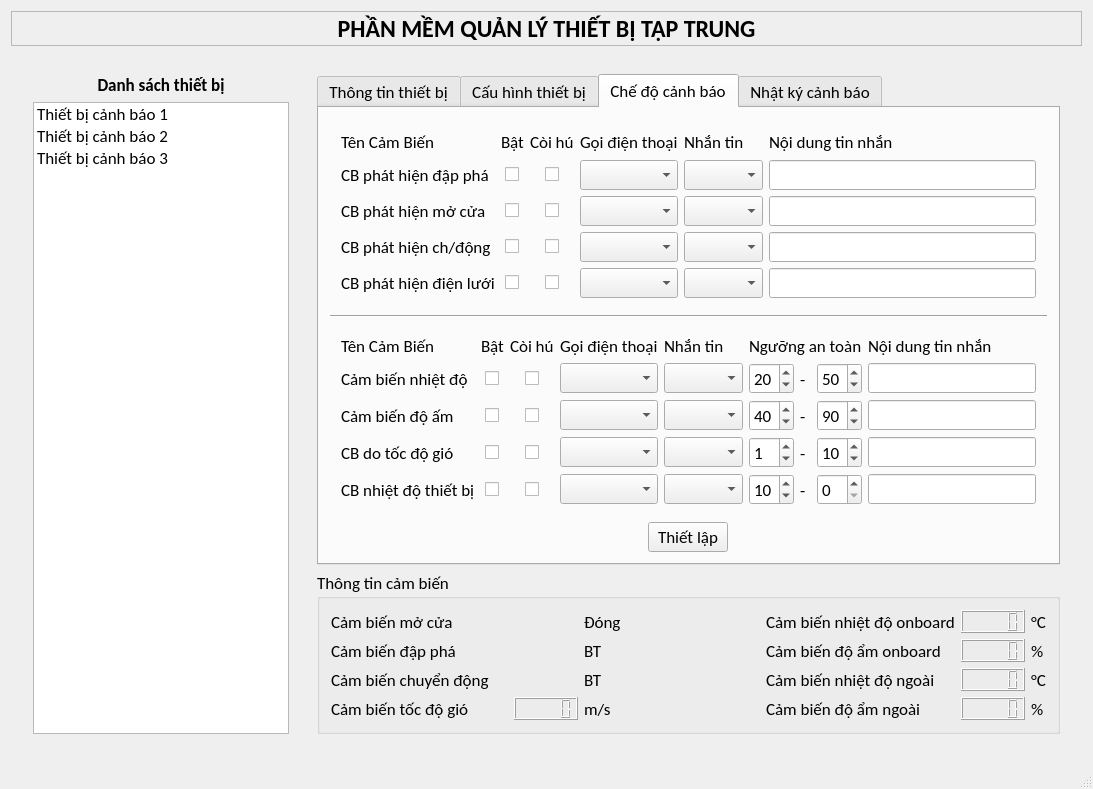
First picture: the form in mainwindow.ui, repository beanredarmy/atm_server, before the edit.
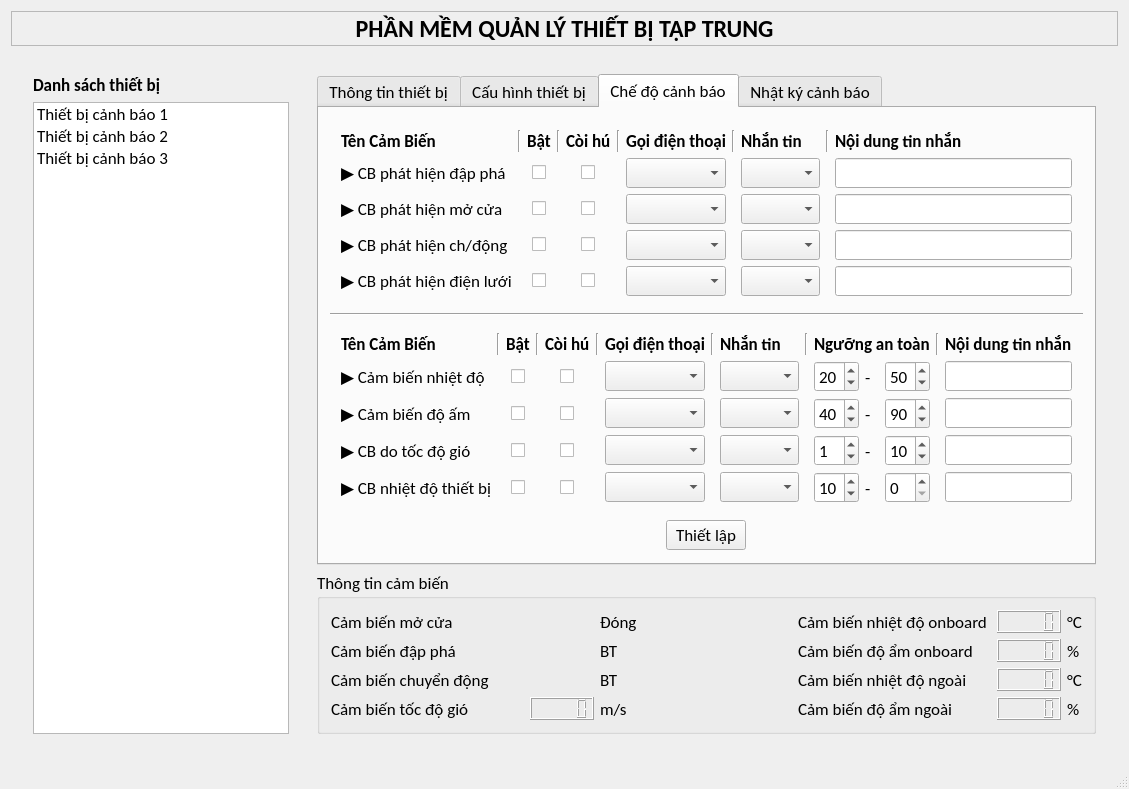
Second picture: the form after the edit. Icons and pictures are not drawn.

Commit message: continue  design UI

Patch:
```diff
--- a/mainwindow.ui
+++ b/mainwindow.ui
@@ -6,8 +6,8 @@
    <rect>
     <x>0</x>
     <y>0</y>
-    <width>1093</width>
-    <height>687</height>
+    <width>1127</width>
+    <height>746</height>
    </rect>
   </property>
   <property name="windowTitle">
@@ -45,9 +45,6 @@
             <property name="text">
              <string>Danh sách thiết bị</string>
             </property>
-            <property name="alignment">
-             <set>Qt::AlignCenter</set>
-            </property>
            </widget>
           </item>
           <item>
@@ -151,12 +148,18 @@
                  <item row="2" column="0">
                   <widget class="QLabel" name="label_21">
                    <property name="text">
-                    <string>CB phát hiện mở cửa</string>
+                    <string>▶ CB phát hiện mở cửa</string>
                    </property>
                   </widget>
                  </item>
                  <item row="0" column="0">
                   <widget class="QLabel" name="label_19">
+                   <property name="font">
+                    <font>
+                     <weight>75</weight>
+                     <bold>true</bold>
+                    </font>
+                   </property>
                    <property name="text">
                     <string>Tên Cảm Biến</string>
                    </property>
@@ -165,40 +168,71 @@
                  <item row="4" column="0">
                   <widget class="QLabel" name="label_23">
                    <property name="text">
-                    <string>CB phát hiện điện lưới</string>
+                    <string>▶ CB phát hiện điện lưới</string>
                    </property>
                   </widget>
                  </item>
                  <item row="3" column="0">
                   <widget class="QLabel" name="label_22">
                    <property name="text">
-                    <string>CB phát hiện ch/động</string>
+                    <string>▶ CB phát hiện ch/động</string>
                    </property>
                   </widget>
                  </item>
-                 <item row="0" column="1">
+                 <item row="0" column="2">
                   <widget class="QLabel" name="label_24">
+                   <property name="font">
+                    <font>
+                     <weight>75</weight>
+                     <bold>true</bold>
+                    </font>
+                   </property>
                    <property name="text">
                     <string>Bật</string>
                    </property>
                   </widget>
                  </item>
-                 <item row="0" column="2">
+                 <item row="0" column="4">
                   <widget class="QLabel" name="label_25">
+                   <property name="font">
+                    <font>
+                     <weight>75</weight>
+                     <bold>true</bold>
+                    </font>
+                   </property>
                    <property name="text">
                     <string>Còi hú</string>
                    </property>
                   </widget>
                  </item>
-                 <item row="0" column="4">
+                 <item row="0" column="1">
+                  <widget class="Line" name="line_2">
+                   <property name="orientation">
+                    <enum>Qt::Vertical</enum>
+                   </property>
+                  </widget>
+                 </item>
+                 <item row="0" column="8">
                   <widget class="QLabel" name="label_27">
+                   <property name="font">
+                    <font>
+                     <weight>75</weight>
+                     <bold>true</bold>
+                    </font>
+                   </property>
                    <property name="text">
                     <string>Nhắn tin</string>
                    </property>
                   </widget>
                  </item>
-                 <item row="0" column="3">
+                 <item row="0" column="6">
                   <widget class="QLabel" name="label_26">
+                   <property name="font">
+                    <font>
+                     <weight>75</weight>
+                     <bold>true</bold>
+                    </font>
+                   </property>
                    <property name="text">
                     <string>Gọi điện thoại</string>
                    </property>
@@ -207,109 +241,143 @@
                  <item row="1" column="0">
                   <widget class="QLabel" name="label_20">
                    <property name="text">
-                    <string>CB phát hiện đập phá</string>
+                    <string>▶ CB phát hiện đập phá</string>
                    </property>
                   </widget>
                  </item>
-                 <item row="0" column="5">
+                 <item row="0" column="10">
                   <widget class="QLabel" name="label_28">
+                   <property name="font">
+                    <font>
+                     <weight>75</weight>
+                     <bold>true</bold>
+                    </font>
+                   </property>
                    <property name="text">
                     <string>Nội dung tin nhắn</string>
                    </property>
                   </widget>
                  </item>
-                 <item row="1" column="1" alignment="Qt::AlignHCenter">
+                 <item row="1" column="2" alignment="Qt::AlignHCenter">
                   <widget class="QCheckBox" name="checkBox">
                    <property name="text">
                     <string/>
                    </property>
                   </widget>
                  </item>
-                 <item row="2" column="1" alignment="Qt::AlignHCenter">
+                 <item row="4" column="2" alignment="Qt::AlignHCenter">
+                  <widget class="QCheckBox" name="checkBox_4">
+                   <property name="text">
+                    <string/>
+                   </property>
+                  </widget>
+                 </item>
+                 <item row="2" column="2" alignment="Qt::AlignHCenter">
                   <widget class="QCheckBox" name="checkBox_2">
                    <property name="text">
                     <string/>
                    </property>
                   </widget>
                  </item>
-                 <item row="3" column="1" alignment="Qt::AlignHCenter">
+                 <item row="3" column="2" alignment="Qt::AlignHCenter">
                   <widget class="QCheckBox" name="checkBox_3">
                    <property name="text">
                     <string/>
                    </property>
                   </widget>
                  </item>
-                 <item row="4" column="1" alignment="Qt::AlignHCenter">
-                  <widget class="QCheckBox" name="checkBox_4">
-                   <property name="text">
-                    <string/>
-                   </property>
-                  </widget>
-                 </item>
-                 <item row="1" column="2" alignment="Qt::AlignHCenter">
-                  <widget class="QCheckBox" name="checkBox_5">
-                   <property name="text">
-                    <string/>
-                   </property>
-                  </widget>
-                 </item>
-                 <item row="2" column="2" alignment="Qt::AlignHCenter">
+                 <item row="2" column="4" alignment="Qt::AlignHCenter">
                   <widget class="QCheckBox" name="checkBox_6">
                    <property name="text">
                     <string/>
                    </property>
                   </widget>
                  </item>
-                 <item row="3" column="2" alignment="Qt::AlignHCenter">
+                 <item row="1" column="4" alignment="Qt::AlignHCenter">
+                  <widget class="QCheckBox" name="checkBox_5">
+                   <property name="text">
+                    <string/>
+                   </property>
+                  </widget>
+                 </item>
+                 <item row="3" column="4" alignment="Qt::AlignHCenter">
                   <widget class="QCheckBox" name="checkBox_7">
                    <property name="text">
                     <string/>
                    </property>
                   </widget>
                  </item>
-                 <item row="4" column="2" alignment="Qt::AlignHCenter">
-                  <widget class="QCheckBox" name="checkBox_8">
-                   <property name="text">
-                    <string/>
-                   </property>
-                  </widget>
-                 </item>
-                 <item row="1" column="3">
+                 <item row="1" column="6">
                   <widget class="QComboBox" name="comboBox"/>
                  </item>
-                 <item row="2" column="3">
+                 <item row="2" column="6">
                   <widget class="QComboBox" name="comboBox_2"/>
                  </item>
-                 <item row="3" column="3">
+                 <item row="4" column="4" alignment="Qt::AlignHCenter">
+                  <widget class="QCheckBox" name="checkBox_8">
+                   <property name="text">
+                    <string/>
+                   </property>
+                  </widget>
+                 </item>
+                 <item row="3" column="6">
                   <widget class="QComboBox" name="comboBox_3"/>
                  </item>
-                 <item row="4" column="3">
+                 <item row="4" column="6">
                   <widget class="QComboBox" name="comboBox_4"/>
                  </item>
-                 <item row="1" column="4">
+                 <item row="1" column="8">
                   <widget class="QComboBox" name="comboBox_13"/>
                  </item>
-                 <item row="2" column="4">
+                 <item row="2" column="8">
                   <widget class="QComboBox" name="comboBox_14"/>
                  </item>
-                 <item row="3" column="4">
+                 <item row="3" column="8">
                   <widget class="QComboBox" name="comboBox_15"/>
                  </item>
-                 <item row="4" column="4">
+                 <item row="4" column="8">
                   <widget class="QComboBox" name="comboBox_16"/>
                  </item>
-                 <item row="1" column="5">
+                 <item row="1" column="10">
                   <widget class="QLineEdit" name="lineEdit"/>
                  </item>
-                 <item row="2" column="5">
+                 <item row="2" column="10">
                   <widget class="QLineEdit" name="lineEdit_2"/>
                  </item>
-                 <item row="3" column="5">
+                 <item row="3" column="10">
                   <widget class="QLineEdit" name="lineEdit_3"/>
                  </item>
-                 <item row="4" column="5">
+                 <item row="4" column="10">
                   <widget class="QLineEdit" name="lineEdit_4"/>
                  </item>
+                 <item row="0" column="3">
+                  <widget class="Line" name="line_3">
+                   <property name="orientation">
+                    <enum>Qt::Vertical</enum>
+                   </property>
+                  </widget>
+                 </item>
+                 <item row="0" column="5">
+                  <widget class="Line" name="line_4">
+                   <property name="orientation">
+                    <enum>Qt::Vertical</enum>
+                   </property>
+                  </widget>
+                 </item>
+                 <item row="0" column="7">
+                  <widget class="Line" name="line_5">
+                   <property name="orientation">
+                    <enum>Qt::Vertical</enum>
+                   </property>
+                  </widget>
+                 </item>
+                 <item row="0" column="9">
+                  <widget class="Line" name="line_6">
+                   <property name="orientation">
+                    <enum>Qt::Vertical</enum>
+                   </property>
+                  </widget>
+                 </item>
                 </layout>
                </widget>
               </item>
@@ -323,49 +391,105 @@
               <item>
                <widget class="QWidget" name="widget_2" native="true">
                 <layout class="QGridLayout" name="gridLayout_4">
-                 <item row="4" column="3">
+                 <item row="0" column="10">
+                  <widget class="QLabel" name="label_35">
+                   <property name="font">
+                    <font>
+                     <weight>75</weight>
+                     <bold>true</bold>
+                    </font>
+                   </property>
+                   <property name="text">
+                    <string>Ngưỡng an toàn</string>
+                   </property>
+                  </widget>
+                 </item>
+                 <item row="0" column="5">
+                  <widget class="Line" name="line_9">
+                   <property name="orientation">
+                    <enum>Qt::Vertical</enum>
+                   </property>
+                  </widget>
+                 </item>
+                 <item row="4" column="6">
                   <widget class="QComboBox" name="comboBox_8"/>
                  </item>
-                 <item row="1" column="6">
+                 <item row="1" column="12">
                   <widget class="QLineEdit" name="lineEdit_5"/>
                  </item>
                  <item row="0" column="0">
                   <widget class="QLabel" name="label_29">
+                   <property name="font">
+                    <font>
+                     <weight>75</weight>
+                     <bold>true</bold>
+                    </font>
+                   </property>
                    <property name="text">
                     <string>Tên Cảm Biến</string>
                    </property>
                   </widget>
                  </item>
-                 <item row="0" column="2">
+                 <item row="0" column="4">
                   <widget class="QLabel" name="label_31">
+                   <property name="font">
+                    <font>
+                     <weight>75</weight>
+                     <bold>true</bold>
+                    </font>
+                   </property>
                    <property name="text">
                     <string>Còi hú</string>
                    </property>
                   </widget>
                  </item>
-                 <item row="0" column="4">
+                 <item row="0" column="8">
                   <widget class="QLabel" name="label_33">
+                   <property name="font">
+                    <font>
+                     <weight>75</weight>
+                     <bold>true</bold>
+                    </font>
+                   </property>
                    <property name="text">
                     <string>Nhắn tin</string>
                    </property>
                   </widget>
                  </item>
-                 <item row="0" column="3">
+                 <item row="0" column="6">
                   <widget class="QLabel" name="label_32">
+                   <property name="font">
+                    <font>
+                     <weight>75</weight>
+                     <bold>true</bold>
+                    </font>
+                   </property>
                    <property name="text">
                     <string>Gọi điện thoại</string>
                    </property>
                   </widget>
                  </item>
-                 <item row="0" column="1">
+                 <item row="0" column="2">
                   <widget class="QLabel" name="label_30">
+                   <property name="font">
+                    <font>
+                     <weight>75</weight>
+                     <bold>true</bold>
+                    </font>
+                   </property>
                    <property name="text">
                     <string>Bật</string>
                    </property>
                   </widget>
                  </item>
-                 <item row="0" column="6">
+                 <item row="0" column="12">
                   <widget class="QLabel" name="label_34">
+                   <property name="font">
+                    <font>
+                     <weight>75</weight>
+                     <bold>true</bold>
+                    </font>
+                   </property>
                    <property name="text">
                     <string>Nội dung tin nhắn</string>
                    </property>
@@ -374,125 +498,143 @@
                  <item row="3" column="0">
                   <widget class="QLabel" name="label_38">
                    <property name="text">
-                    <string>CB do tốc độ gió</string>
+                    <string>▶ CB do tốc độ gió</string>
                    </property>
                   </widget>
                  </item>
                  <item row="2" column="0">
                   <widget class="QLabel" name="label_37">
                    <property name="text">
-                    <string>Cảm biến độ ấm</string>
+                    <string>▶ Cảm biến độ ấm</string>
                    </property>
                   </widget>
                  </item>
                  <item row="1" column="0">
                   <widget class="QLabel" name="label_36">
                    <property name="text">
-                    <string>Cảm biến nhiệt độ</string>
+                    <string>▶ Cảm biến nhiệt độ</string>
                    </property>
                   </widget>
                  </item>
                  <item row="4" column="0">
                   <widget class="QLabel" name="label_39">
                    <property name="text">
-                    <string>CB nhiệt độ thiết bị</string>
+                    <string>▶ CB nhiệt độ thiết bị</string>
                    </property>
                   </widget>
                  </item>
-                 <item row="3" column="1" alignment="Qt::AlignHCenter">
+                 <item row="3" column="2" alignment="Qt::AlignHCenter">
                   <widget class="QCheckBox" name="checkBox_11">
                    <property name="text">
                     <string/>
                    </property>
                   </widget>
                  </item>
-                 <item row="1" column="1" alignment="Qt::AlignHCenter">
+                 <item row="1" column="2" alignment="Qt::AlignHCenter">
                   <widget class="QCheckBox" name="checkBox_9">
                    <property name="text">
                     <string/>
                    </property>
                   </widget>
                  </item>
-                 <item row="2" column="1" alignment="Qt::AlignHCenter">
+                 <item row="2" column="2" alignment="Qt::AlignHCenter">
                   <widget class="QCheckBox" name="checkBox_10">
                    <property name="text">
                     <string/>
                    </property>
                   </widget>
                  </item>
-                 <item row="2" column="2" alignment="Qt::AlignHCenter">
+                 <item row="2" column="4" alignment="Qt::AlignHCenter">
                   <widget class="QCheckBox" name="checkBox_14">
                    <property name="text">
                     <string/>
                    </property>
                   </widget>
                  </item>
-                 <item row="1" column="2" alignment="Qt::AlignHCenter">
+                 <item row="1" column="4" alignment="Qt::AlignHCenter">
                   <widget class="QCheckBox" name="checkBox_13">
                    <property name="text">
                     <string/>
                    </property>
                   </widget>
                  </item>
-                 <item row="3" column="2" alignment="Qt::AlignHCenter">
+                 <item row="3" column="4" alignment="Qt::AlignHCenter">
                   <widget class="QCheckBox" name="checkBox_15">
                    <property name="text">
                     <string/>
                    </property>
                   </widget>
                  </item>
-                 <item row="4" column="2" alignment="Qt::AlignHCenter">
+                 <item row="4" column="4" alignment="Qt::AlignHCenter">
                   <widget class="QCheckBox" name="checkBox_16">
                    <property name="text">
                     <string/>
                    </property>
                   </widget>
                  </item>
-                 <item row="4" column="1" alignment="Qt::AlignHCenter">
+                 <item row="4" column="2" alignment="Qt::AlignHCenter">
                   <widget class="QCheckBox" name="checkBox_12">
                    <property name="text">
                     <string/>
                    </property>
                   </widget>
                  </item>
-                 <item row="1" column="3">
+                 <item row="1" column="6">
                   <widget class="QComboBox" name="comboBox_5"/>
                  </item>
-                 <item row="2" column="3">
+                 <item row="2" column="6">
                   <widget class="QComboBox" name="comboBox_6"/>
                  </item>
-                 <item row="3" column="3">
+                 <item row="3" column="6">
                   <widget class="QComboBox" name="comboBox_7"/>
                  </item>
-                 <item row="1" column="4">
+                 <item row="1" column="8">
                   <widget class="QComboBox" name="comboBox_9"/>
                  </item>
-                 <item row="2" column="4">
+                 <item row="2" column="8">
                   <widget class="QComboBox" name="comboBox_10"/>
                  </item>
-                 <item row="3" column="4">
+                 <item row="3" column="8">
                   <widget class="QComboBox" name="comboBox_11"/>
                  </item>
-                 <item row="4" column="4">
+                 <item row="4" column="8">
                   <widget class="QComboBox" name="comboBox_12"/>
                  </item>
-                 <item row="2" column="6">
+                 <item row="2" column="12">
                   <widget class="QLineEdit" name="lineEdit_6"/>
                  </item>
-                 <item row="3" column="6">
+                 <item row="3" column="12">
                   <widget class="QLineEdit" name="lineEdit_7"/>
                  </item>
-                 <item row="4" column="6">
+                 <item row="4" column="12">
                   <widget class="QLineEdit" name="lineEdit_8"/>
                  </item>
-                 <item row="0" column="5">
-                  <widget class="QLabel" name="label_35">
-                   <property name="text">
-                    <string>Ngưỡng an toàn</string>
-                   </property>
-                  </widget>
+                 <item row="3" column="10">
+                  <layout class="QHBoxLayout" name="horizontalLayout_5">
+                   <item>
+                    <widget class="QSpinBox" name="spinBox_6">
+                     <property name="value">
+                      <number>1</number>
+                     </property>
+                    </widget>
+                   </item>
+                   <item>
+                    <widget class="QLabel" name="label_42">
+                     <property name="text">
+                      <string>-</string>
+                     </property>
+                    </widget>
+                   </item>
+                   <item>
+                    <widget class="QSpinBox" name="spinBox_5">
+                     <property name="value">
+                      <number>10</number>
+                     </property>
+                    </widget>
+                   </item>
+                  </layout>
                  </item>
-                 <item row="1" column="5">
+                 <item row="1" column="10">
                   <layout class="QHBoxLayout" name="horizontalLayout_3">
                    <item>
                     <widget class="QSpinBox" name="spinBox_2">
@@ -517,7 +659,14 @@
                    </item>
                   </layout>
                  </item>
-                 <item row="2" column="5">
+                 <item row="0" column="3">
+                  <widget class="Line" name="line_8">
+                   <property name="orientation">
+                    <enum>Qt::Vertical</enum>
+                   </property>
+                  </widget>
+                 </item>
+                 <item row="2" column="10">
                   <layout class="QHBoxLayout" name="horizontalLayout_4">
                    <item>
                     <widget class="QSpinBox" name="spinBox_3">
@@ -542,32 +691,14 @@
                    </item>
                   </layout>
                  </item>
-                 <item row="3" column="5">
-                  <layout class="QHBoxLayout" name="horizontalLayout_5">
-                   <item>
-                    <widget class="QSpinBox" name="spinBox_6">
-                     <property name="value">
-                      <number>1</number>
-                     </property>
-                    </widget>
-                   </item>
-                   <item>
-                    <widget class="QLabel" name="label_42">
-                     <property name="text">
-                      <string>-</string>
-                     </property>
-                    </widget>
-                   </item>
-                   <item>
-                    <widget class="QSpinBox" name="spinBox_5">
-                     <property name="value">
-                      <number>10</number>
-                     </property>
-                    </widget>
-                   </item>
-                  </layout>
+                 <item row="0" column="1">
+                  <widget class="Line" name="line_7">
+                   <property name="orientation">
+                    <enum>Qt::Vertical</enum>
+                   </property>
+                  </widget>
                  </item>
-                 <item row="4" column="5">
+                 <item row="4" column="10">
                   <layout class="QHBoxLayout" name="horizontalLayout_6">
                    <item>
                     <widget class="QSpinBox" name="spinBox_8">
@@ -588,6 +719,27 @@
                    </item>
                   </layout>
                  </item>
+                 <item row="0" column="9">
+                  <widget class="Line" name="line_11">
+                   <property name="orientation">
+                    <enum>Qt::Vertical</enum>
+                   </property>
+                  </widget>
+                 </item>
+                 <item row="0" column="7">
+                  <widget class="Line" name="line_10">
+                   <property name="orientation">
+                    <enum>Qt::Vertical</enum>
+                   </property>
+                  </widget>
+                 </item>
+                 <item row="0" column="11">
+                  <widget class="Line" name="line_12">
+                   <property name="orientation">
+                    <enum>Qt::Vertical</enum>
+                   </property>
+                  </widget>
+                 </item>
                 </layout>
                </widget>
               </item>
@@ -604,6 +756,19 @@
                 </property>
                </widget>
               </item>
+              <item>
+               <spacer name="verticalSpacer">
+                <property name="orientation">
+                 <enum>Qt::Vertical</enum>
+                </property>
+                <property name="sizeHint" stdset="0">
+                 <size>
+                  <width>20</width>
+                  <height>40</height>
+                 </size>
+                </property>
+               </spacer>
+              </item>
              </layout>
             </widget>
             <widget class="QWidget" name="tab_4">
```
Left out of the diff: 2 changed lines with no effect on the pictures.
